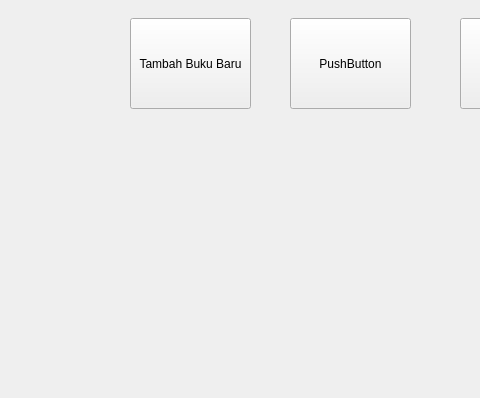
Old version of the form library.ui in the repository kyraa16/LibraryManagement; both pictures show x 0 to 480 and y 202 to 600 of the 921 by 600 pixel window.
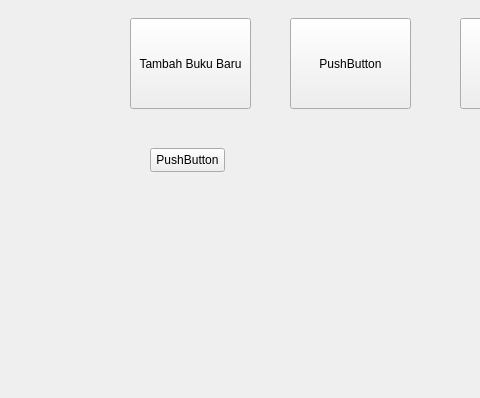
New version of the form.

```diff
--- a/library.ui
+++ b/library.ui
@@ -53,6 +53,19 @@
      <string>PushButton</string>
     </property>
    </widget>
+   <widget class="QPushButton" name="pushButton_4">
+    <property name="geometry">
+     <rect>
+      <x>150</x>
+      <y>350</y>
+      <width>75</width>
+      <height>24</height>
+     </rect>
+    </property>
+    <property name="text">
+     <string>PushButton</string>
+    </property>
+   </widget>
   </widget>
   <widget class="QMenuBar" name="menubar">
    <property name="geometry">
```
Left out of the diff: 2 changed lines with no effect on the pictures.
